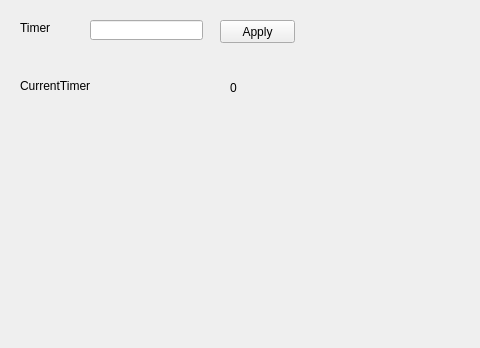
The window that ksu_hm/UI/Window.ui (lookau1004/KSU_HM) describes before a commit, drawn with Qt 5; both pictures show x 0 to 480 and y 0 to 348 of the 800 by 600 pixel window.
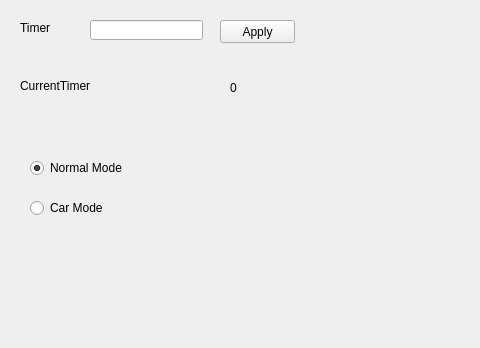
The same window after the commit.

Commit message: 윈도우 APP에 모드 옵션 추가, CarMode 함수 추가

```diff
--- a/ksu_hm/UI/Window.ui
+++ b/ksu_hm/UI/Window.ui
@@ -76,6 +76,35 @@
      </rect>
     </property>
    </widget>
+   <widget class="QRadioButton" name="WinNormalModeBtn">
+    <property name="geometry">
+     <rect>
+      <x>30</x>
+      <y>160</y>
+      <width>121</width>
+      <height>16</height>
+     </rect>
+    </property>
+    <property name="text">
+     <string>Normal Mode</string>
+    </property>
+    <property name="checked">
+     <bool>true</bool>
+    </property>
+   </widget>
+   <widget class="QRadioButton" name="WinCarModeBtn">
+    <property name="geometry">
+     <rect>
+      <x>30</x>
+      <y>200</y>
+      <width>90</width>
+      <height>16</height>
+     </rect>
+    </property>
+    <property name="text">
+     <string>Car Mode</string>
+    </property>
+   </widget>
   </widget>
   <widget class="QMenuBar" name="menubar">
    <property name="geometry">
```
Left out of the diff: 2 changed lines with no effect on the pictures. The commit also changes 5 other files.
